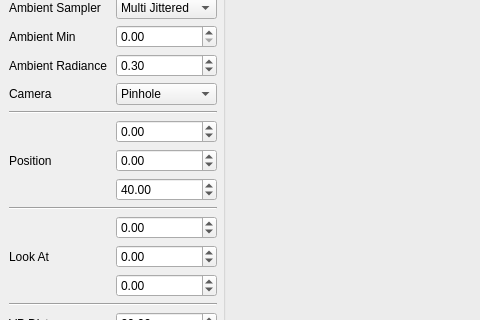
The window that GUI/MainWindow.ui (faalbers/faaray) describes before a commit, drawn with Qt 5; both pictures show x 0 to 480 and y 239 to 559 of the 807 by 725 pixel window.
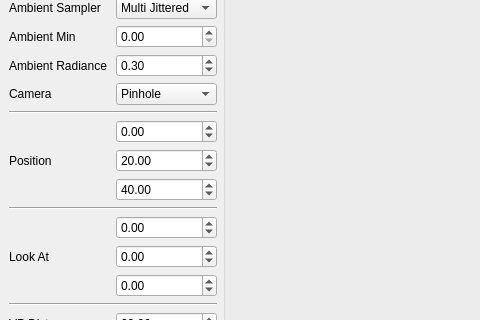
The same window after the commit.

Patch:
```diff
--- a/GUI/MainWindow.ui
+++ b/GUI/MainWindow.ui
@@ -318,7 +318,7 @@
              <double>1000000.000000000000000</double>
             </property>
             <property name="value">
-             <double>0.000000000000000</double>
+             <double>20.000000000000000</double>
             </property>
            </widget>
           </item>
```
